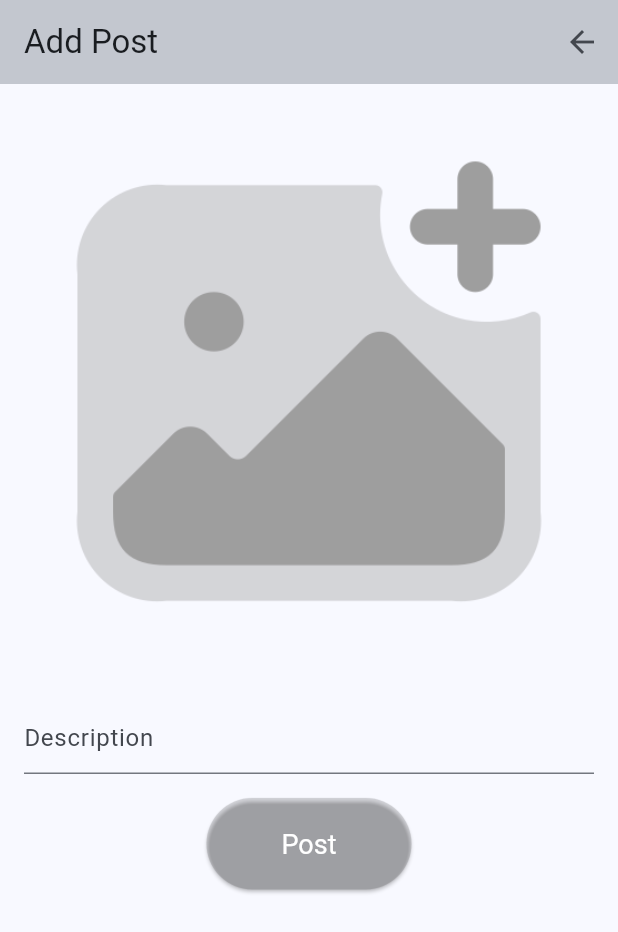
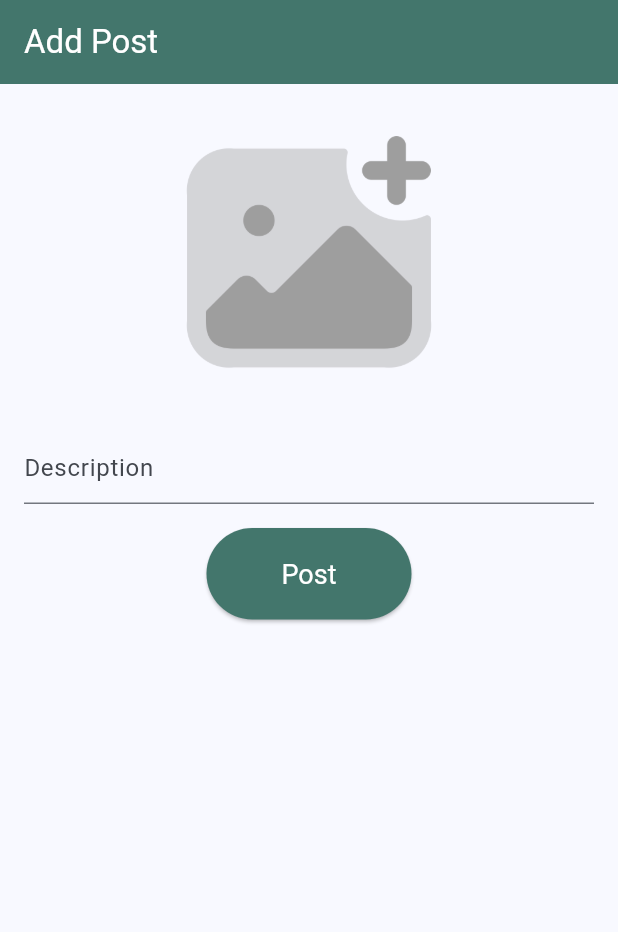
Before and after one commit to VanessJh0/projestuaspab2, a Flutter app: the AddPostScreen screen opened directly, on a phone screen of 412 x 824 dp. Shown: the top 932 px of the screen. Run offline on Flutter 3.47's test engine with Material 3 defaults, Android fonts, the phone set to English and light mode, and no system bars; our stand-ins replace cloud_firestore, firebase_auth, firebase_core, firebase_storage, google_sign_in, image_picker; accounts and stored records are empty.

Commit message:
23 May 2024

```diff
--- a/lib/screens/add_post_screen.dart
+++ b/lib/screens/add_post_screen.dart
@@ -6,7 +6,7 @@ import 'package:flutter/material.dart';
 import 'package:image_picker/image_picker.dart';
 import 'package:firebase_auth/firebase_auth.dart';
 
-class AddPostScreen extends StatefulWidget {
+class AddPostScreen  extends StatefulWidget {
   @override
   _AddPostScreenState createState() => _AddPostScreenState();
 }
@@ -21,16 +21,18 @@ class _AddPostScreenState extends State<AddPostScreen> {
   Widget build(BuildContext context) {
     return Scaffold(
       appBar: AppBar(
-        title: Text('Add Post'),
-        backgroundColor: Theme.of(context).colorScheme.outlineVariant,
-        actions: [
-          IconButton(
-            onPressed: () {
-              Navigator.of(context).pushReplacement(MaterialPageRoute(builder: (context) => const HomeScreen()));
-            },
-            icon: const Icon(Icons.arrow_back),
-          ),
-        ],
+
+        title: Text('Add Post',style: TextStyle(color: Colors.white),),
+        backgroundColor: Color.fromARGB(255, 67, 118, 108),
+        // actions: [
+        //   IconButton(
+        //     onPressed: () {
+        //       Navigator.of(context).pushReplacement(MaterialPageRoute(builder: (context) => const HomeScreen()));
+        //     },
+        //     padding: EdgeInsets.symmetric(horizontal: ),
+        //     icon: const Icon(Icons.arrow_back),
+        //   ),
+        // ],
       ),
       body: SingleChildScrollView(
         child: Padding(
@@ -45,7 +47,7 @@ class _AddPostScreenState extends State<AddPostScreen> {
                   child: _image != null
                       ? Image.file(File(_image!.path))
                       // ? Image.network(_image!.path)
-                      : Image.asset('assets/images/add_photo.png',color: Colors.grey,),
+                      : Image.asset('assets/images/add_photo.png',color: Colors.grey, width: 200,),
 
 
                 ),
@@ -62,7 +64,7 @@ class _AddPostScreenState extends State<AddPostScreen> {
               SizedBox(height: 16),
               ElevatedButton(
                 style: ElevatedButton.styleFrom(
-                  backgroundColor: Colors.black12,
+                  backgroundColor: Color.fromARGB(255, 67, 118, 108),
                   foregroundColor: Colors.white,
                   padding: const EdgeInsets.symmetric(horizontal: 50, vertical: 20),
                   textStyle: const TextStyle(
```
Also changed, not shown: lib/main.dart (+63 -0 lines), lib/screens/home_screen.dart (+40 -3 lines).
